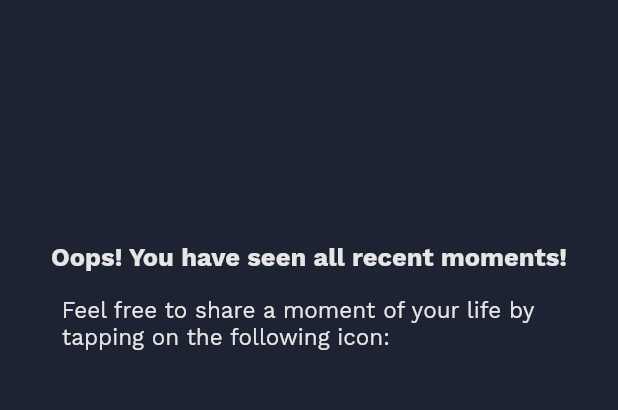
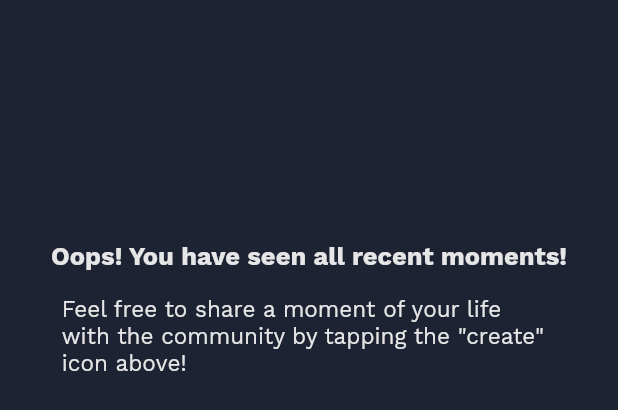
Before and after one commit to dtube/DTubeGo, a Flutter app: the AllMomentsSeenWidget widget shown alone on an empty page, opened directly with empty values, on a phone screen of 412 x 824 dp. Shown: the top 410 px of the screen. Run offline on Flutter 3.47's test engine with Material 2 defaults, Android fonts, the phone set to English and light mode, and no system bars; our stand-ins replace another_flushbar, badges, better_player, bloc, cached_network_image, carousel_slider and 34 more; missing offline and left inert: auto_orientation, bs58, bs58check, chips_input, decorated_icon, disk_space and 15 more; accounts and stored records are empty; network calls fail.

```diff
--- a/lib/ui/pages/moments/MomentsList.dart
+++ b/lib/ui/pages/moments/MomentsList.dart
@@ -415,17 +415,9 @@ class AllMomentsSeenWidget extends StatelessWidget {
             child: Padding(
               padding: EdgeInsets.only(top: 2.h),
               child: Text(
-                "Feel free to share a moment of your life by tapping on the following icon:",
+                "Feel free to share a moment of your life with the community by tapping the \"create\" icon above!",
                 style: Theme.of(context).textTheme.bodyText1,
               ),
-            ),
-          ),
-          Padding(
-            padding: EdgeInsets.only(top: 2.h),
-            child: MomentsUpload(
-              widget: widget,
-              size: globalIconSizeBig * 2,
-              withText: false,
             ),
           ),
         ],
@@ -482,7 +474,7 @@ class MomentsUpload extends StatelessWidget {
             customMomentTitle: widget.momentsCustomTitle,
             customMomentBody: widget.momentsCustomBody);
       }
-      return SizedBox(height: 0, width: 0);
+      return CircularProgressIndicator();
     });
   }
 }
--- a/lib/ui/pages/post/widgets/ShareAndCommentChiips.dart
+++ b/lib/ui/pages/post/widgets/ShareAndCommentChiips.dart
@@ -7,6 +7,7 @@ import 'package:dtube_go/ui/widgets/DialogTemplates/DialogWithTitleLogo.dart';
 import 'package:dtube_go/ui/widgets/dtubeLogoPulse/DTubeLogo.dart';
 import 'package:flutter/material.dart';
 import 'package:font_awesome_flutter/font_awesome_flutter.dart';
+import 'package:pretty_qr_code/pretty_qr_code.dart';
 import 'package:qr_flutter/qr_flutter.dart';
 import 'package:responsive_sizer/responsive_sizer.dart';
 import 'package:share_plus/share_plus.dart';
--- a/lib/ui/pages/upload/widgets/PresetCards.dart
+++ b/lib/ui/pages/upload/widgets/PresetCards.dart
@@ -79,7 +79,7 @@ class InitiativePresetCard extends StatelessWidget {
                 onTapCallback();
               },
               textStyle: Theme.of(context).textTheme.headline6!,
-              width: 30.w,
+              width: 50.w,
             ),
             Align(
               alignment: Alignment.topRight,
--- a/pubspec.yaml
+++ b/pubspec.yaml
@@ -86,6 +86,7 @@ dependencies:
   #material_floating_search_bar: ^0.3.4
   flutter_barcode_scanner: ^2.0.0 #qr scan
   qr_flutter: ^4.0.0 #qr generator
+  pretty_qr_code: ^2.0.2 # another qr generator
   decorated_icon: ^1.2.1 # shadows for icons
   simple_shadow: ^0.3.0 #shadows for png files (dtube icon)
   flutter_staggered_grid_view: ^0.4.1 # explore page <=== UPGRADE NEXT
```
Also changed, not shown: lib/ui/pages/upload/UploadPresetSelection.dart (+6 -3 lines), lib/ui/pages/upload/widgets/uploadForm.dart (+37 -40 lines), pubspec.lock.
